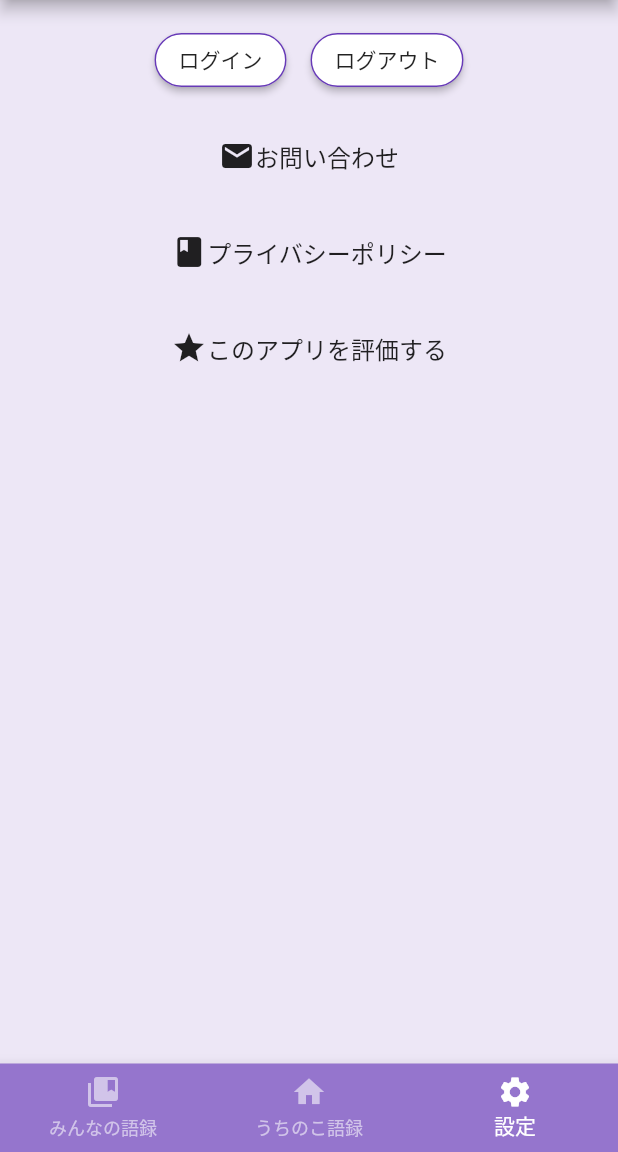
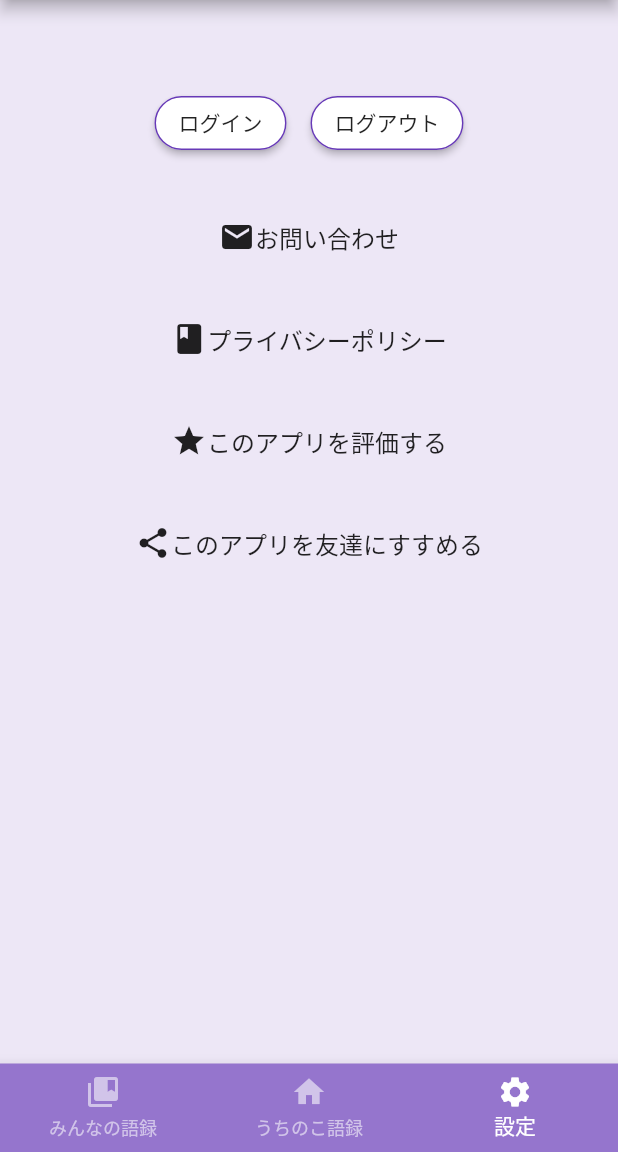
Before and after one commit to megumikanX/my_child_record, a Flutter app: the screen it shows after launch, item 3 of the bottom bar chosen, after a tap on "このアプリを評価する", on a phone screen of 412 x 824 dp, the part 84-1236 px from its top. Run offline on Flutter 3.47's test engine with Material 2 defaults, Android fonts, the phone set to English and light mode, and no system bars; our stand-ins replace awesome_dialog, cloud_firestore, device_info, firebase_auth, flutter_signin_button, google_sign_in and 1 more; missing offline and left inert: apple_sign_in, flutter_share, launch_review; accounts and stored records are empty; Roboto replaces fonts that are missing (TypeGothic).

Commit message:
スプラッシュ画面、レビューリンク、シェアリンク

```diff
--- a/lib/inputScreen.dart
+++ b/lib/inputScreen.dart
@@ -137,6 +137,7 @@ class _InputFormWidgetState extends State<InputFormWidget> {
                 keyboardType: TextInputType.multiline,
                 maxLines: null,
                 maxLength: 100,
+                autofocus: true,
                 initialValue:
                     (widget.record != null) ? widget.record["title"] : '',
                 decoration: const InputDecoration(
--- a/lib/settingScreen.dart
+++ b/lib/settingScreen.dart
@@ -4,6 +4,8 @@ import 'package:cloud_firestore/cloud_firestore.dart';
 import 'package:google_sign_in/google_sign_in.dart';
 import 'package:awesome_dialog/awesome_dialog.dart';
 import 'package:url_launcher/url_launcher.dart';
+import 'package:launch_review/launch_review.dart';
+import 'package:flutter_share/flutter_share.dart';
 
 // 他のページ
 class PageWidget extends StatelessWidget {
@@ -67,17 +69,25 @@ class PageWidget extends StatelessWidget {
     }
   }
 
+  Future<void> share() async {
+    await FlutterShare.share(
+        title: 'うちのこ語録',
+        text: 'うちのこ語録',
+        linkUrl: 'https://flutter.dev/',
+        chooserTitle: '');
+  }
+
   @override
   Widget build(BuildContext context) {
     return Container(
-      padding: EdgeInsets.all(8.0),
+      padding: EdgeInsets.only(top: 50.0),
       child: Column(
         children: <Widget>[
           Row(
             mainAxisAlignment: MainAxisAlignment.center,
             children: <Widget>[
               Padding(
-                padding: const EdgeInsets.all(8.0),
+                padding: EdgeInsets.all(8.0),
                 child: RaisedButton(
                     color: Colors.white,
                     shape: StadiumBorder(
@@ -89,7 +99,7 @@ class PageWidget extends StatelessWidget {
                     }),
               ),
               Padding(
-                padding: const EdgeInsets.all(8.0),
+                padding: EdgeInsets.all(8.0),
                 child: RaisedButton(
                     color: Colors.white,
                     shape: StadiumBorder(
@@ -120,7 +130,7 @@ class PageWidget extends StatelessWidget {
             ],
           ),
           Padding(
-            padding: const EdgeInsets.all(8.0),
+            padding: EdgeInsets.only(top: 20.0),
             child: FlatButton(
               onPressed: () {
                 launchURL('https://flutter.dev');
@@ -141,7 +151,7 @@ class PageWidget extends StatelessWidget {
             ),
           ),
           Padding(
-            padding: const EdgeInsets.all(8.0),
+            padding: EdgeInsets.only(top: 20.0),
             child: FlatButton(
               onPressed: () {
                 launchURL('https://flutter.dev');
@@ -162,11 +172,12 @@ class PageWidget extends StatelessWidget {
             ),
           ),
           Padding(
-            padding: const EdgeInsets.all(8.0),
+            padding: EdgeInsets.only(top: 20.0),
             child: FlatButton(
-              onPressed: () {
-                launchURL('https://flutter.dev');
-              },
+              onPressed: () => LaunchReview.launch(
+                androidAppId: "com.iyaffle.kural",
+                iOSAppId: "585027354",
+              ),
               child: Row(
                 mainAxisAlignment: MainAxisAlignment.center,
                 children: <Widget>[
@@ -182,6 +193,25 @@ class PageWidget extends StatelessWidget {
               ),
             ),
           ),
+          Padding(
+            padding: EdgeInsets.only(top: 20.0),
+            child: FlatButton(
+              onPressed: share,
+              child: Row(
+                mainAxisAlignment: MainAxisAlignment.center,
+                children: <Widget>[
+                  Icon(Icons.share),
+                  Text(
+                    'このアプリを友達にすすめる',
+                    style: TextStyle(
+                      fontSize: 16,
+                      //decoration: TextDecoration.underline,
+                    ),
+                  ),
+                ],
+              ),
+            ),
+          ),
         ],
       ),
     );
```
Also changed, not shown: pubspec.yaml (+8 -0 lines), pubspec.lock, 3 other files.
